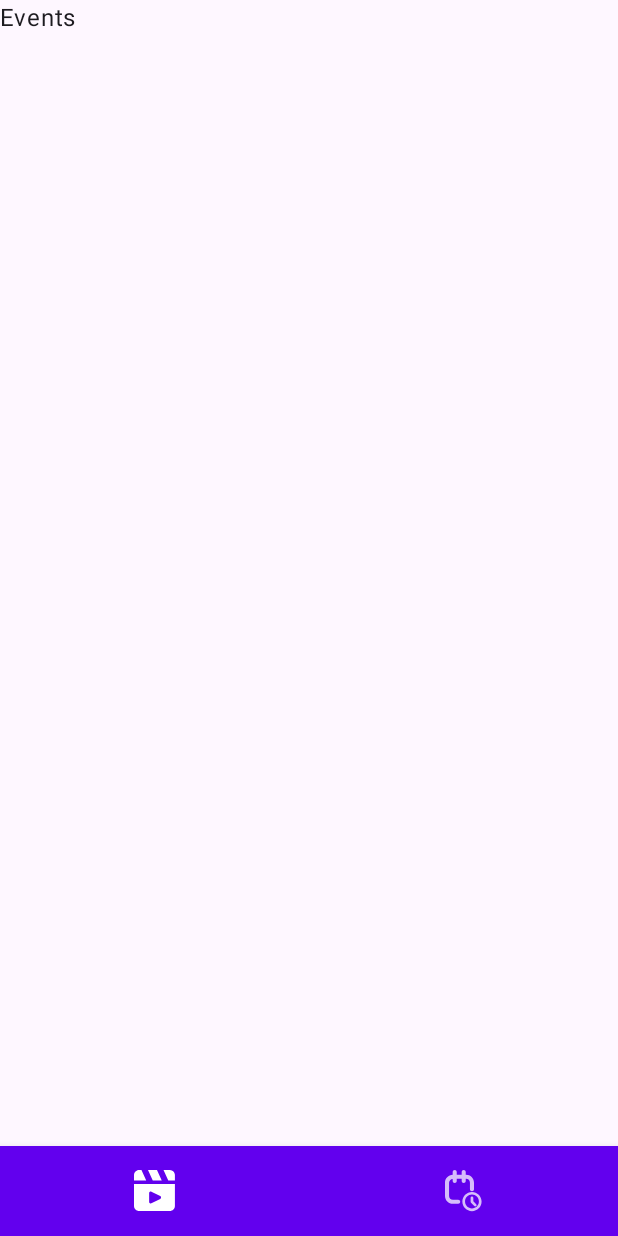
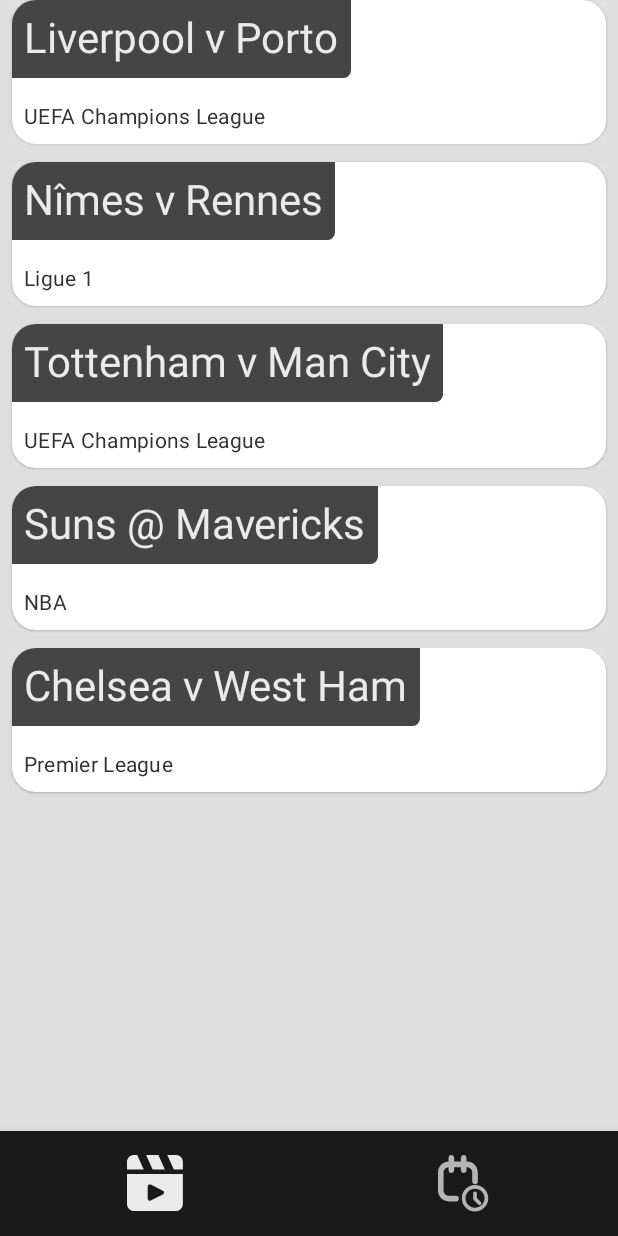
Before and after one commit to AleksiejVolkov/DaznTest, an Android app built with Jetpack Compose: the screen it shows after launch (MainActivity), on a phone screen of 412 x 824 dp. Run offline under Robolectric (Android 15) with nearby library versions, the phone set to English and light mode, and no system bars; pictures from the network do not load.

Commit message:
Add mock list of events

```diff
--- a/app/build.gradle.kts
+++ b/app/build.gradle.kts
@@ -69,4 +69,8 @@ dependencies {
     implementation(libs.koin.android)
     runtimeOnly(libs.koin.androidx.compose)
 
+    //Coil
+    implementation(libs.coil.compose)
+    implementation(libs.coil.network.okhttp)
+
 }
--- a/app/src/main/AndroidManifest.xml
+++ b/app/src/main/AndroidManifest.xml
@@ -1,6 +1,8 @@
 <?xml version="1.0" encoding="utf-8"?>
 <manifest xmlns:android="http://schemas.android.com/apk/res/android"
     xmlns:tools="http://schemas.android.com/tools">
+
+    <uses-permission android:name="android.permission.INTERNET" />
 
     <application
         android:allowBackup="true"
--- a/app/src/main/java/com/alexvolkov/dazntestapp/DaznApp.kt
+++ b/app/src/main/java/com/alexvolkov/dazntestapp/DaznApp.kt
@@ -2,6 +2,7 @@ package com.alexvolkov.dazntestapp
 
 import android.app.Application
 import com.alexvolkov.dazntestapp.di.appModules
+import com.alexvolkov.dazntestapp.di.useCasesModule
 import org.koin.android.ext.koin.androidContext
 import org.koin.core.context.GlobalContext.startKoin
 
@@ -12,7 +13,7 @@ class DaznApp : Application() {
         startKoin {
             androidContext(this@DaznApp)
             // Load modules
-            modules(modules = appModules)
+            modules(modules = appModules + useCasesModule)
         }
     }
 }
--- a/app/src/main/java/com/alexvolkov/dazntestapp/MainActivity.kt
+++ b/app/src/main/java/com/alexvolkov/dazntestapp/MainActivity.kt
@@ -4,6 +4,7 @@ import android.os.Bundle
 import androidx.activity.ComponentActivity
 import androidx.activity.compose.setContent
 import androidx.activity.enableEdgeToEdge
+import androidx.compose.foundation.layout.Box
 import androidx.compose.foundation.layout.Column
 import androidx.compose.foundation.layout.Spacer
 import androidx.compose.foundation.layout.fillMaxSize
@@ -11,6 +12,7 @@ import androidx.compose.foundation.layout.height
 import androidx.compose.foundation.layout.padding
 import androidx.compose.material3.Scaffold
 import androidx.compose.material3.Text
+import androidx.compose.ui.Alignment
 import androidx.compose.ui.Modifier
 import androidx.compose.ui.unit.dp
 import androidx.core.splashscreen.SplashScreen.Companion.installSplashScreen
@@ -21,6 +23,7 @@ import com.alexvolkov.dazntestapp.presentation.navigation.EventsScreen
 import com.alexvolkov.dazntestapp.presentation.navigation.ScheduleScreen
 import com.alexvolkov.dazntestapp.presentation.navigation.VideoScreen
 import com.alexvolkov.dazntestapp.presentation.view.BottomNavigationBar
+import com.alexvolkov.dazntestapp.presentation.view.EventsList
 import com.alexvolkov.dazntestapp.ui.theme.DaznTestAppTheme
 
 class MainActivity : ComponentActivity() {
@@ -33,10 +36,10 @@ class MainActivity : ComponentActivity() {
             val navController = rememberNavController()
             DaznTestAppTheme {
                 Scaffold(modifier = Modifier.fillMaxSize()) { innerPadding ->
-                    Column(modifier = Modifier.padding(innerPadding)) {
+                    Box(modifier = Modifier.padding()) {
                         NavHost(navController = navController, startDestination = EventsScreen) {
-                            composable<EventsScreen> { innerPadding ->
-                                Text("Events")
+                            composable<EventsScreen> {
+                                EventsList(innerPaddings = innerPadding)
                             }
                             composable<ScheduleScreen> {
                                 Text("Schedule")
@@ -45,14 +48,16 @@ class MainActivity : ComponentActivity() {
                                 Text("Video")
                             }
                         }
+                        Box(
+                            modifier = Modifier.fillMaxSize(),
+                            contentAlignment = Alignment.BottomCenter
+                        ) {
+                            BottomNavigationBar(
+                                modifier = Modifier.height(70.dp),
+                                navController = navController
+                            )
+                        }
 
-                        Spacer(modifier = Modifier.weight(1f))
-
-                        BottomNavigationBar(
-                            modifier = Modifier
-                                .height(60.dp),
-                            navController = navController
-                        )
                     }
                 }
             }
--- a/app/src/main/java/com/alexvolkov/dazntestapp/di/AppModules.kt
+++ b/app/src/main/java/com/alexvolkov/dazntestapp/di/AppModules.kt
@@ -1,6 +1,14 @@
 package com.alexvolkov.dazntestapp.di
 
+import com.alexvolkov.dazntestapp.domain.FetchEventsUseCase
+import com.alexvolkov.dazntestapp.presentation.viemodel.EventsViewModel
+import org.koin.androidx.viewmodel.dsl.viewModelOf
 import org.koin.dsl.module
 
 val appModules = module {
+    viewModelOf(::EventsViewModel)
 }
+
+val useCasesModule = module {
+    factory { FetchEventsUseCase() }
+}
--- /dev/null
+++ b/app/src/main/java/com/alexvolkov/dazntestapp/domain/FetchEventsUseCase.kt
@@ -0,0 +1,61 @@
+package com.alexvolkov.dazntestapp.domain
+
+import kotlinx.coroutines.flow.Flow
+import kotlinx.coroutines.flow.flowOf
+
+class FetchEventsUseCase {
+
+    fun fetchEvents(): Flow<List<Event>> = flowOf(
+        listOf(
+            Event(
+                id = "1",
+                title = "Liverpool v Porto",
+                subtitle = "UEFA Champions League",
+                date = "2024-10-31T01:22:13.828Z",
+                imageUrl = "https://firebasestorage.googleapis.com/v0/b/dazn-recruitment/o/310176837169_image-header_pDach_1554579780000.jpeg?alt=media&token=1777d26b-d051-4b5f-87a8-7633d3d6dd20",
+                videoUrl = "https://firebasestorage.googleapis.com/v0/b/dazn-recruitment/o/promo.mp4?alt=media"
+            ),
+            Event(
+                id = "2",
+                title = "Nîmes v Rennes",
+                subtitle = "Ligue 1",
+                date = "2024-10-31T02:22:13.828Z",
+                imageUrl = "https://firebasestorage.googleapis.com/v0/b/dazn-recruitment/o/310381637057_image-header_pDach_1554664873000.jpeg?alt=media&token=53616931-55a8-476e-b1b7-d18fc22a2bf0",
+                videoUrl = "https://firebasestorage.googleapis.com/v0/b/dazn-recruitment/o/promo.mp4?alt=media"
+            ),
+            Event(
+                id = "3",
+                title = "Tottenham v Man City",
+                subtitle = "UEFA Champions League",
+                date = "2024-10-31T03:22:13.828Z",
+                imageUrl = "https://firebasestorage.googleapis.com/v0/b/dazn-recruitment/o/310511685198_image-header_pDach_1554872450000.jpeg?alt=media&token=5524d719-261e-49e6-abf3-a74c30df3e27",
+                videoUrl = "https://firebasestorage.googleapis.com/v0/b/dazn-recruitment/o/promo.mp4?alt=media"
+            ),
+            Event(
+                id = "4",
+                title = "Suns @ Mavericks",
+                subtitle = "NBA",
+                date = "2024-10-31T04:22:13.828Z",
+                imageUrl = "https://firebasestorage.googleapis.com/v0/b/dazn-recruitment/o/310572613233_image-header_pDach_1554812508000.jpeg?alt=media&token=4ee99b47-dcae-4016-b213-54e14a0d40d8",
+                videoUrl = "https://firebasestorage.googleapis.com/v0/b/dazn-recruitment/o/promo.mp4?alt=media"
+            ),
+            Event(
+                id = "5",
+                title = "Chelsea v West Ham",
+                subtitle = "Premier League",
+                date = "2024-10-31T05:22:13.828Z",
+                imageUrl = "https://firebasestorage.googleapis.com/v0/b/dazn-recruitment/o/310632005268_image-header_pDach_1554838415000.jpeg?alt=media&token=5a512da9-d268-432c-9da2-088c8e6737e1",
+                videoUrl = "https://firebasestorage.googleapis.com/v0/b/dazn-recruitment/o/promo.mp4?alt=media"
+            )
+        )
+    )
+}
+
+data class Event(
+    val id: String,
+    val title: String,
+    val subtitle: String,
+    val date: String,
+    val imageUrl: String,
+    val videoUrl: String
+)
--- /dev/null
+++ b/app/src/main/java/com/alexvolkov/dazntestapp/presentation/viemodel/EventsViewModel.kt
@@ -0,0 +1,32 @@
+package com.alexvolkov.dazntestapp.presentation.viemodel
+
+import androidx.lifecycle.ViewModel
+import androidx.lifecycle.viewModelScope
+import com.alexvolkov.dazntestapp.domain.Event
+import com.alexvolkov.dazntestapp.domain.FetchEventsUseCase
+import kotlinx.coroutines.flow.MutableStateFlow
+import kotlinx.coroutines.flow.StateFlow
+import kotlinx.coroutines.flow.collect
+import kotlinx.coroutines.flow.collectLatest
+import kotlinx.coroutines.launch
+
+class EventsViewModel(
+    fetchEventsUseCase: FetchEventsUseCase
+) : ViewModel() {
+
+    private val _state = MutableStateFlow(EventsViewState())
+    val state: StateFlow<EventsViewState> = _state
+
+    init {
+        viewModelScope.launch {
+            fetchEventsUseCase.fetchEvents().collectLatest {
+                _state.apply { value = value.copy(events = it) }
+            }
+        }
+    }
+}
+
+data class EventsViewState(
+    val isLoading: Boolean = false,
+    val events: List<Event> = emptyList()
+)
--- a/app/src/main/java/com/alexvolkov/dazntestapp/presentation/view/BottomBar.kt
+++ b/app/src/main/java/com/alexvolkov/dazntestapp/presentation/view/BottomBar.kt
@@ -1,13 +1,11 @@
 package com.alexvolkov.dazntestapp.presentation.view
 
-import androidx.compose.foundation.layout.height
 import androidx.compose.foundation.layout.padding
 import androidx.compose.material.BottomNavigation
 import androidx.compose.material.BottomNavigationItem
 import androidx.compose.material.Icon
-import androidx.compose.material.MaterialTheme
 import androidx.compose.material.Text
-import androidx.compose.material.primarySurface
+import androidx.compose.material3.MaterialTheme
 import androidx.compose.runtime.Composable
 import androidx.compose.runtime.getValue
 import androidx.compose.ui.Modifier
@@ -25,7 +23,9 @@ fun BottomNavigationBar(
     modifier: Modifier = Modifier,
     navController: NavController
 ) {
-    BottomNavigation(modifier = modifier, backgroundColor = MaterialTheme.colors.primary) {
+    BottomNavigation(modifier = modifier,
+        backgroundColor = MaterialTheme.colorScheme.primaryContainer,
+        contentColor = MaterialTheme.colorScheme.onPrimary) {
         val navBackStackEntry by navController.currentBackStackEntryAsState()
         val currentDestination = navBackStackEntry?.destination
 
--- /dev/null
+++ b/app/src/main/java/com/alexvolkov/dazntestapp/presentation/view/EventsList.kt
@@ -0,0 +1,90 @@
+package com.alexvolkov.dazntestapp.presentation.view
+
+import androidx.compose.foundation.Image
+import androidx.compose.foundation.background
+import androidx.compose.foundation.layout.Box
+import androidx.compose.foundation.layout.Column
+import androidx.compose.foundation.layout.PaddingValues
+import androidx.compose.foundation.layout.Spacer
+import androidx.compose.foundation.layout.fillMaxWidth
+import androidx.compose.foundation.layout.height
+import androidx.compose.foundation.layout.padding
+import androidx.compose.foundation.lazy.LazyColumn
+import androidx.compose.foundation.lazy.items
+import androidx.compose.foundation.shape.RoundedCornerShape
+import androidx.compose.material.Card
+import androidx.compose.material.Text
+import androidx.compose.material3.MaterialTheme
+import androidx.compose.runtime.Composable
+import androidx.compose.runtime.collectAsState
+import androidx.compose.ui.Modifier
+import androidx.compose.ui.draw.clip
+import androidx.compose.ui.unit.dp
+import coil3.compose.AsyncImage
+import com.alexvolkov.dazntestapp.domain.Event
+import com.alexvolkov.dazntestapp.presentation.viemodel.EventsViewModel
+import org.koin.androidx.compose.koinViewModel
+
+@Composable
+fun EventsList(
+    modifier: Modifier = Modifier,
+    innerPaddings: PaddingValues,
+    eventsViewModel: EventsViewModel = koinViewModel()
+) {
+    val state = eventsViewModel.state.collectAsState()
+
+    LazyColumn(modifier = modifier.padding(horizontal = 8.dp)) {
+        item {
+            Spacer(modifier = Modifier.height(innerPaddings.calculateTopPadding()))
+        }
+        items(state.value.events) { event ->
+            EventItem(event)
+            Spacer(modifier = Modifier.height(12.dp))
+        }
+        item {
+            Spacer(modifier = Modifier.height(80.dp))
+        }
+    }
+}
+
+@Composable
+fun EventItem(event: Event) {
+    Card(
+        modifier = Modifier
+            .fillMaxWidth()
+            .background(color = MaterialTheme.colorScheme.surface),
+        shape = MaterialTheme.shapes.large
+    ) {
+        Column {
+            Box {
+                AsyncImage(
+                    modifier = Modifier
+                        .fillMaxWidth()
+                        .clip(MaterialTheme.shapes.small),
+                    model = event.imageUrl,
+                    contentScale = androidx.compose.ui.layout.ContentScale.FillWidth,
+                    contentDescription = null,
+                )
+                Text(
+                    text = event.title,
+                    style = MaterialTheme.typography.headlineMedium,
+                    color = MaterialTheme.colorScheme.onPrimary,
+                    modifier = Modifier
+                        .background(
+                            MaterialTheme.colorScheme.primary.copy(alpha = 0.8f),
+                            shape = RoundedCornerShape(bottomEnd = 5.dp)
+                        )
+                        .padding(8.dp)
+                )
+            }
+            Spacer(modifier = Modifier.height(8.dp))
+            Text(
+                text = event.subtitle,
+                style = MaterialTheme.typography.bodyMedium,
+                color = MaterialTheme.colorScheme.onSurface,
+                modifier = Modifier.padding(8.dp)
+            )
+
+        }
+    }
+}
--- a/app/src/main/java/com/alexvolkov/dazntestapp/presentation/view/ListScreen.kt
+++ /dev/null
@@ -1,23 +0,0 @@
-package com.alexvolkov.dazntestapp.presentation.view
-
-import androidx.compose.material.BottomNavigation
-import androidx.compose.material.BottomNavigationItem
-import androidx.compose.material.Icon
-import androidx.compose.material.Text
-import androidx.compose.runtime.Composable
-import androidx.compose.runtime.getValue
-import androidx.compose.ui.Modifier
-import androidx.compose.ui.res.painterResource
-import androidx.navigation.NavController
-import androidx.navigation.compose.currentBackStackEntryAsState
-import com.alexvolkov.dazntestapp.R
-import com.alexvolkov.dazntestapp.presentation.navigation.EventsScreen
-import com.alexvolkov.dazntestapp.presentation.navigation.Route
-import com.alexvolkov.dazntestapp.presentation.navigation.ScheduleScreen
-
-@Composable
-fun ListScreen(
-    modifier: Modifier = Modifier,
-    navController: NavController
-) {
-}
--- a/app/src/main/java/com/alexvolkov/dazntestapp/ui/theme/Theme.kt
+++ b/app/src/main/java/com/alexvolkov/dazntestapp/ui/theme/Theme.kt
@@ -9,8 +9,12 @@ import androidx.compose.material3.dynamicDarkColorScheme
 import androidx.compose.material3.dynamicLightColorScheme
 import androidx.compose.material3.lightColorScheme
 import androidx.compose.runtime.Composable
+import androidx.compose.runtime.SideEffect
 import androidx.compose.ui.graphics.Color
+import androidx.compose.ui.graphics.toArgb
 import androidx.compose.ui.platform.LocalContext
+import androidx.compose.ui.platform.LocalView
+import androidx.core.view.WindowCompat
 
 private val DarkColorScheme = darkColorScheme(
     primary = Purple80,
@@ -19,12 +23,14 @@ private val DarkColorScheme = darkColorScheme(
 )
 
 private val LightColorScheme = lightColorScheme(
-    primary = Color(0xFF000000),
+    primary = Color(0xFF171717),
     secondary = PurpleGrey40,
     tertiary = Pink40,
-    onSurface = Color(0xFF1C1B1F),
-    primaryContainer = Color(0xFFE5E5E5),
-    surface = Color(0xFFE5E5E5),
+    onPrimary = Color(0xFFEAEAEA),
+    onSurface = Color(0xFF323232),
+    background = Color(0xFFDEDEDE),
+    primaryContainer = Color(0xFF1A1A1A),
+    surface = Color(0xFFE0E0E0),
 
     /* Other default colors to override
     background = Color(0xFFFFFBFE),
@@ -47,6 +53,15 @@ fun DaznTestAppTheme(
         else -> LightColorScheme
     }
 
+   /* val view = LocalView.current
+    if (!view.isInEditMode) {
+        SideEffect {
+            val window = (view.context as Activity).window
+            window.statusBarColor = Color.Transparent.toArgb()
+            WindowCompat.getInsetsController(window, view).isAppearanceLightStatusBars = !darkTheme
+        }
+    }*/
+
     MaterialTheme(
         colorScheme = colorScheme,
         typography = Typography,
--- a/gradle/libs.versions.toml
+++ b/gradle/libs.versions.toml
@@ -1,5 +1,6 @@
 [versions]
 agp = "8.8.0-alpha08"
+coilCompose = "3.0.0-rc02"
 coreSplashscreen = "1.0.1"
 koinAndroid = "3.5.6"
 koinAndroidxCompose = "3.5.6"
@@ -22,6 +23,8 @@ androidx-core-ktx = { group = "androidx.core", name = "core-ktx", version.ref =
 androidx-core-splashscreen = { module = "androidx.core:core-splashscreen", version.ref = "coreSplashscreen" }
 androidx-material = { module = "androidx.compose.material:material", version.ref = "material" }
 androidx-navigation-compose = { module = "androidx.navigation:navigation-compose", version.ref = "navigationCompose" }
+coil-compose = { module = "io.coil-kt.coil3:coil-compose", version.ref = "coilCompose" }
+coil-network-okhttp = { module = "io.coil-kt.coil3:coil-network-okhttp", version.ref = "coilCompose" }
 junit = { group = "junit", name = "junit", version.ref = "junit" }
 androidx-junit = { group = "androidx.test.ext", name = "junit", version.ref = "junitVersion" }
 androidx-espresso-core = { group = "androidx.test.espresso", name = "espresso-core", version.ref = "espressoCore" }
```
